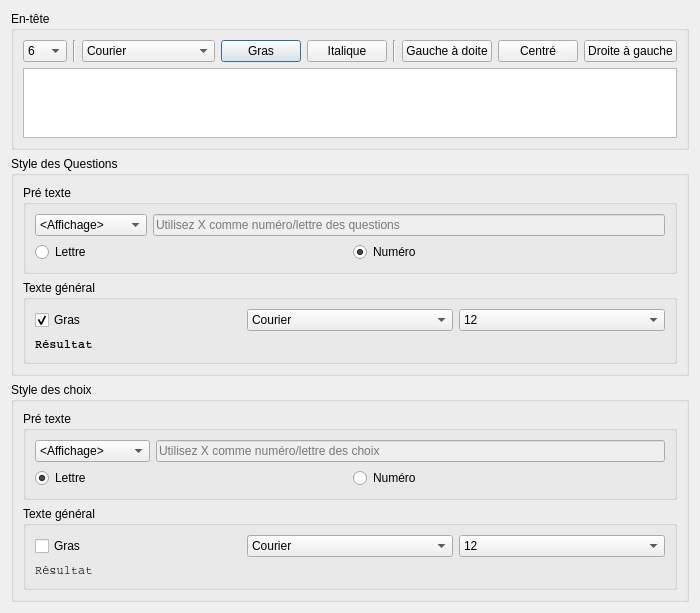
Qt form Core/ProjectEdit/printer.ui (Qdesmettre/QCM_generator) before a commit.
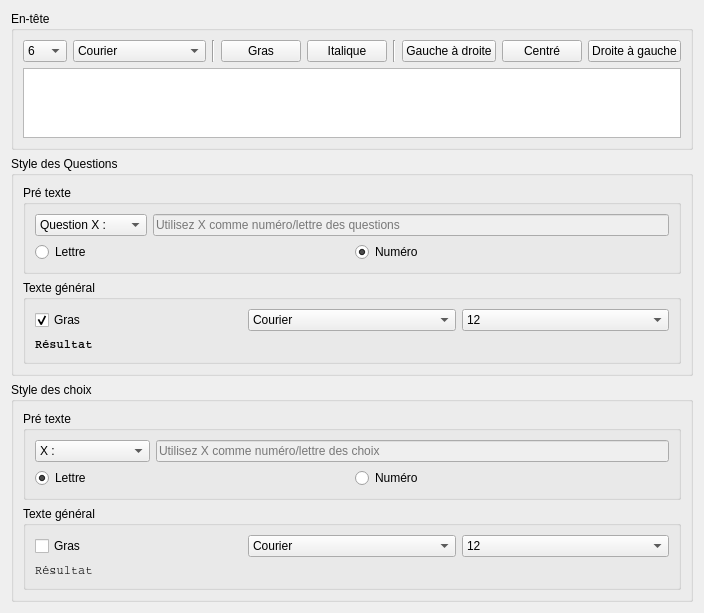
The same form after that commit.

Commit message: Font style when properties activated

What changed in the file:
```diff
--- a/Core/ProjectEdit/printer.ui
+++ b/Core/ProjectEdit/printer.ui
@@ -6,8 +6,8 @@
    <rect>
     <x>0</x>
     <y>0</y>
-    <width>520</width>
-    <height>549</height>
+    <width>643</width>
+    <height>551</height>
    </rect>
   </property>
   <property name="windowTitle">
@@ -118,13 +118,6 @@
             </item>
            </widget>
           </item>
-          <item>
-           <widget class="Line" name="line">
-            <property name="orientation">
-             <enum>Qt::Vertical</enum>
-            </property>
-           </widget>
-          </item>
           <item>
            <widget class="QComboBox" name="fontE">
             <item>
@@ -144,6 +137,13 @@
             </item>
            </widget>
           </item>
+          <item>
+           <widget class="Line" name="line">
+            <property name="orientation">
+             <enum>Qt::Vertical</enum>
+            </property>
+           </widget>
+          </item>
           <item>
            <widget class="QPushButton" name="boldE">
             <property name="text">
@@ -155,6 +155,9 @@
             <property name="autoExclusive">
              <bool>false</bool>
             </property>
+            <property name="autoDefault">
+             <bool>false</bool>
+            </property>
             <property name="default">
              <bool>false</bool>
             </property>
@@ -168,6 +171,9 @@
             <property name="text">
              <string>Italique</string>
             </property>
+            <property name="autoDefault">
+             <bool>false</bool>
+            </property>
            </widget>
           </item>
           <item>
@@ -180,7 +186,10 @@
           <item>
            <widget class="QPushButton" name="leftToRight">
             <property name="text">
-             <string>Gauche à doite</string>
+             <string>Gauche à droite</string>
+            </property>
+            <property name="autoDefault">
+             <bool>false</bool>
             </property>
            </widget>
           </item>
@@ -189,6 +198,9 @@
             <property name="text">
              <string>Centré</string>
             </property>
+            <property name="autoDefault">
+             <bool>false</bool>
+            </property>
            </widget>
           </item>
           <item>
@@ -196,6 +208,9 @@
             <property name="text">
              <string>Droite à gauche</string>
             </property>
+            <property name="autoDefault">
+             <bool>false</bool>
+            </property>
            </widget>
           </item>
          </layout>
@@ -222,11 +237,6 @@
         <layout class="QGridLayout" name="gridLayout_4">
          <item row="0" column="0">
           <widget class="QComboBox" name="affQues">
-           <item>
-            <property name="text">
-             <string>&lt;Affichage&gt;</string>
-            </property>
-           </item>
            <item>
             <property name="text">
              <string>Question X :</string>
@@ -486,11 +496,6 @@
         <layout class="QGridLayout" name="gridLayout_2">
          <item row="0" column="0">
           <widget class="QComboBox" name="affC">
-           <item>
-            <property name="text">
-             <string>&lt;Affichage&gt;</string>
-            </property>
-           </item>
            <item>
             <property name="text">
              <string>X :</string>
```
The commit also changes 2 other files.
